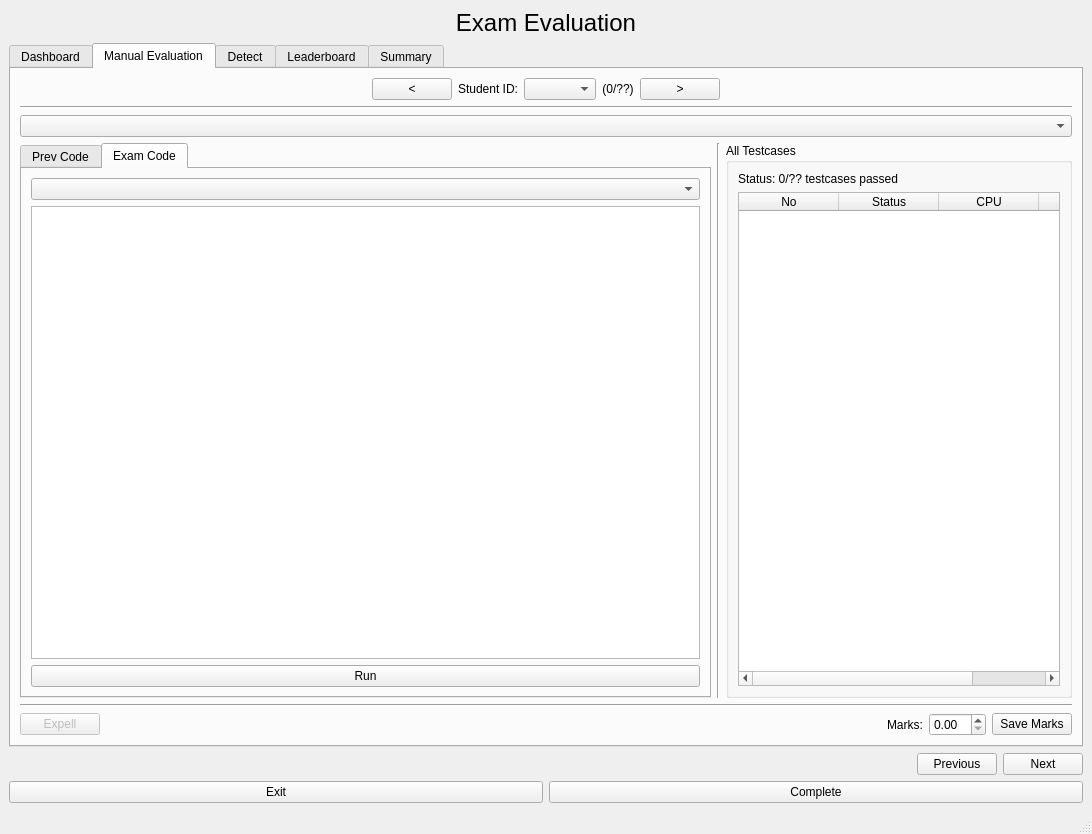
KaziRifatMorshed/SmartXm, file src/SmartXm-CSEKU/evaluation.ui: the form before one commit.
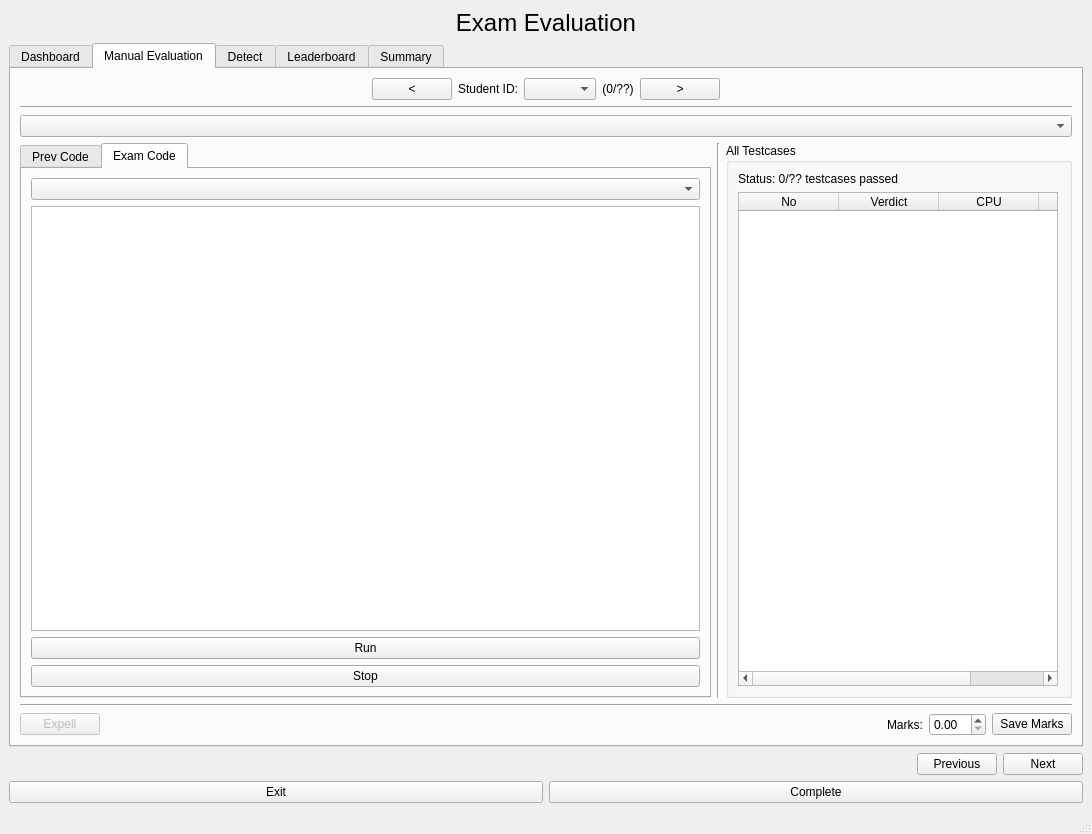
The form after the commit. The open tabs and pages were chosen to show the change.

Commit message: manual evaluation okay

```diff
--- a/src/SmartXm-CSEKU/evaluation.ui
+++ b/src/SmartXm-CSEKU/evaluation.ui
@@ -304,6 +304,13 @@
                   </property>
                  </widget>
                 </item>
+                <item>
+                 <widget class="QPushButton" name="stopSingleJudge">
+                  <property name="text">
+                   <string>Stop</string>
+                  </property>
+                 </widget>
+                </item>
                </layout>
               </widget>
              </widget>
@@ -330,6 +337,12 @@
                </item>
                <item>
                 <widget class="QTableWidget" name="testcasesStatus_tableWidget">
+                 <property name="maximumSize">
+                  <size>
+                   <width>320</width>
+                   <height>16777215</height>
+                  </size>
+                 </property>
                  <property name="selectionBehavior">
                   <enum>QAbstractItemView::SelectionBehavior::SelectRows</enum>
                  </property>
@@ -340,7 +353,7 @@
                  </column>
                  <column>
                   <property name="text">
-                   <string>Status</string>
+                   <string>Verdict</string>
                   </property>
                  </column>
                  <column>
@@ -350,7 +363,7 @@
                  </column>
                  <column>
                   <property name="text">
-                   <string>RAM</string>
+                   <string>Memory</string>
                   </property>
                  </column>
                 </widget>
```
Left out of the diff: 4 changed lines with no effect on the pictures. The commit also changes 6 other files.
